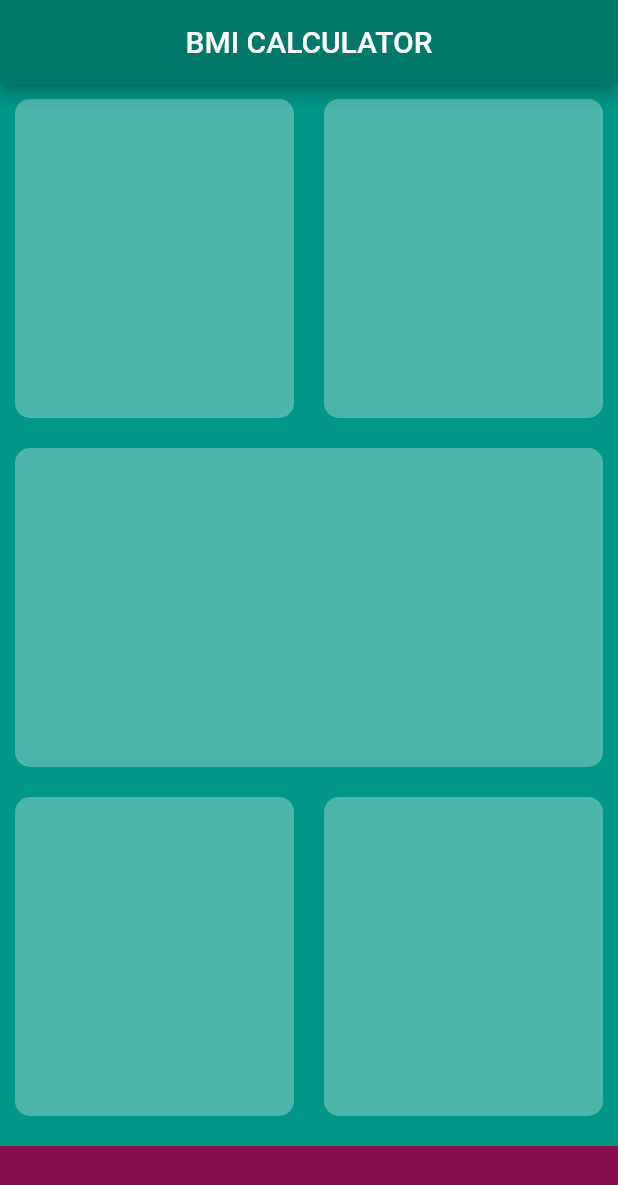
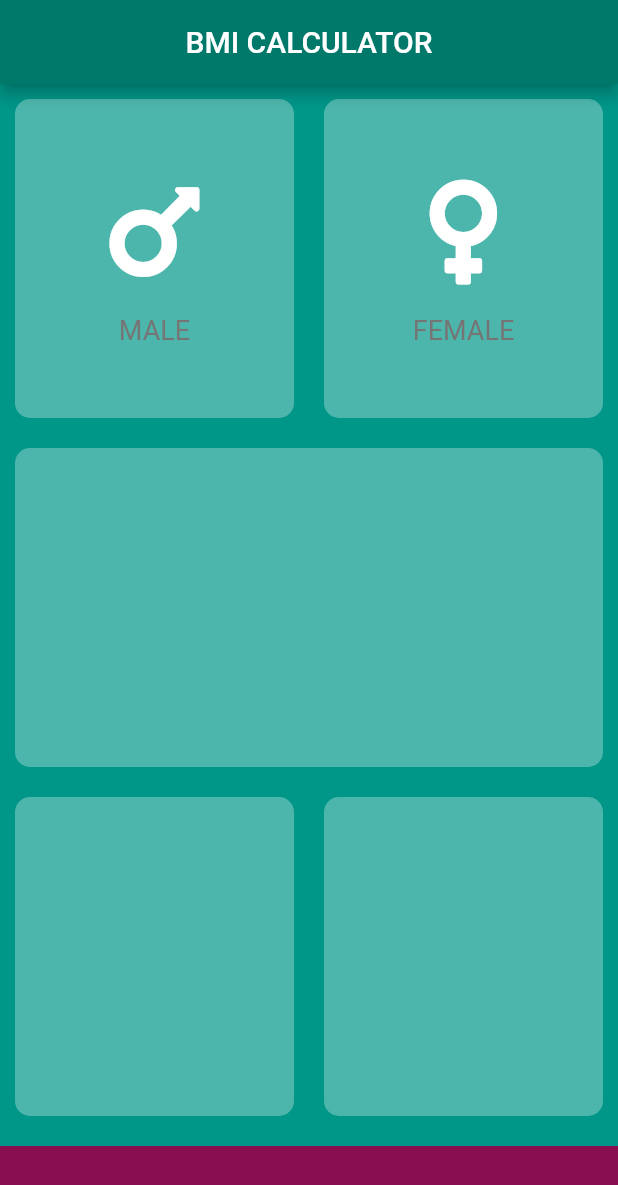
Before and after one commit to AnomDevgun/AppDev, a Flutter app: the screen it shows after launch, on a phone screen of 412 x 824 dp. Shown: the top 1185 px of the screen. Run offline on Flutter 3.47's test engine with Material 2 defaults, Android fonts, the phone set to English and light mode, and no system bars; our stand-ins replace audioplayers, font_awesome_flutter, rflutter_alert.

Commit message:
Working on BMI App

```diff
--- a/bmi-calculator/lib/input_page.dart
+++ b/bmi-calculator/lib/input_page.dart
@@ -1,4 +1,7 @@
 import 'package:flutter/material.dart';
+import 'package:font_awesome_flutter/font_awesome_flutter.dart';
+import 'reusable_column.dart';
+import 'reusable_card.dart';
 
 const bottomContainerHeight = 60.0;
 const buttonColors = Color(0xFF4db6ac);
@@ -23,10 +26,22 @@ class _InputPageState extends State<InputPage> {
             child: Row(
               children: <Widget>[
                 Expanded(
-                  child: ReusableCard(colour: buttonColors),
+                  child: ReusableCard(
+                    colour: buttonColors,
+                    cardChild: ResuableColumn(
+                      cardIcon: FontAwesomeIcons.mars,
+                      cardName: 'MALE',
+                    ),
+                  ),
                 ),
                 Expanded(
-                  child: ReusableCard(colour: buttonColors),
+                  child: ReusableCard(
+                    colour: buttonColors,
+                    cardChild: ResuableColumn(
+                      cardIcon: FontAwesomeIcons.venus,
+                      cardName: 'FEMALE',
+                    ),
+                  ),
                 ),
               ],
             ),
@@ -58,21 +73,4 @@ class _InputPageState extends State<InputPage> {
   }
 }
 
-class ReusableCard extends StatelessWidget {
-  final Color colour;
-
-  ReusableCard({@required this.colour});
-
-  @override
-  Widget build(BuildContext context) {
-    return Container(
-      margin: EdgeInsets.all(10),
-      decoration: BoxDecoration(
-        borderRadius: BorderRadius.circular(10.0),
-        color: colour,
-      ),
-    );
-  }
-}
-
 // make color 26a69a on press
--- /dev/null
+++ b/bmi-calculator/lib/reusable_card.dart
@@ -0,0 +1,20 @@
+import 'package:flutter/material.dart';
+
+class ReusableCard extends StatelessWidget {
+  final Color colour;
+  final Widget cardChild;
+
+  ReusableCard({@required this.colour, this.cardChild});
+
+  @override
+  Widget build(BuildContext context) {
+    return Container(
+      child: cardChild,
+      margin: EdgeInsets.all(10),
+      decoration: BoxDecoration(
+        borderRadius: BorderRadius.circular(10.0),
+        color: colour,
+      ),
+    );
+  }
+}
--- /dev/null
+++ b/bmi-calculator/lib/reusable_column.dart
@@ -0,0 +1,36 @@
+import 'package:flutter/material.dart';
+
+const labelTextStyle = TextStyle(
+  fontSize: 18.0,
+  color: Color(0xFF757575),
+);
+
+class ResuableColumn extends StatelessWidget {
+  final IconData cardIcon;
+  final String cardName;
+
+  ResuableColumn({
+    this.cardIcon,
+    this.cardName,
+  });
+
+  @override
+  Widget build(BuildContext context) {
+    return Column(
+      mainAxisAlignment: MainAxisAlignment.center,
+      children: <Widget>[
+        Icon(
+          cardIcon,
+          size: 80.0,
+        ),
+        SizedBox(
+          height: 15.0,
+        ),
+        Text(
+          cardName,
+          style: labelTextStyle,
+        ),
+      ],
+    );
+  }
+}
--- a/bmi-calculator/pubspec.yaml
+++ b/bmi-calculator/pubspec.yaml
@@ -11,6 +11,7 @@ dependencies:
     sdk: flutter
 
   cupertino_icons: ^0.1.2
+  font_awesome_flutter: ^8.8.1
 
 dev_dependencies:
   flutter_test:
```
Also changed, not shown: 68 other files.
